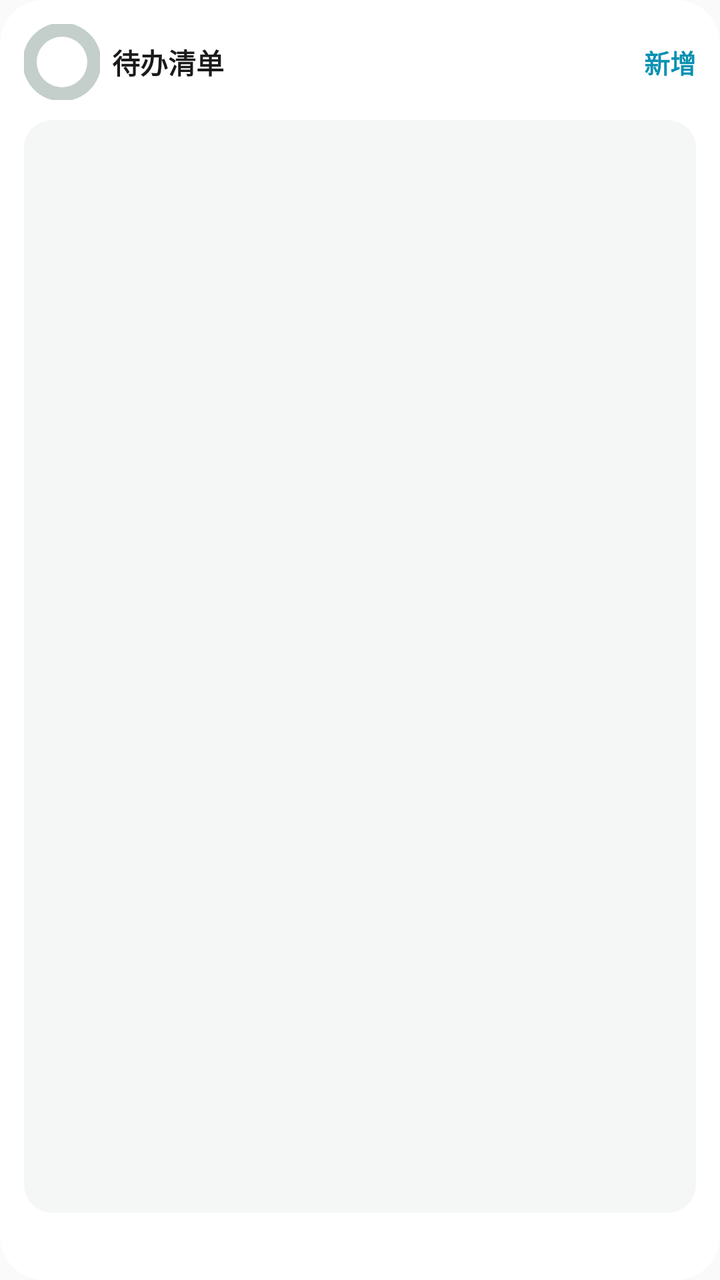
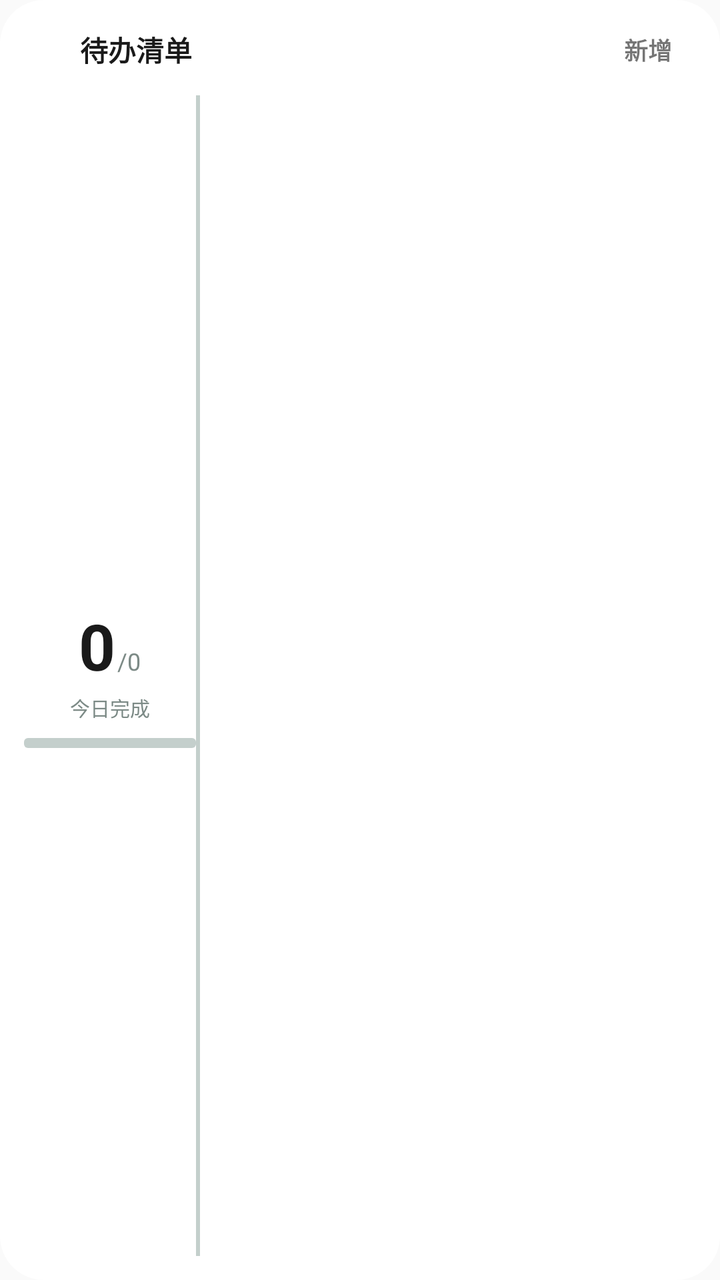

Compare the two renders of this Android layout. The source of the first and the diff that turns it into the second are given below.
<!-- AndroidManifest.xml: application theme Theme.PalmNote -->
<!-- res/layout/widget_todo_unified.xml -->
<?xml version="1.0" encoding="utf-8"?>
<LinearLayout xmlns:android="http://schemas.android.com/apk/res/android"
    android:id="@+id/widget_layout"
    android:layout_width="match_parent"
    android:layout_height="match_parent"
    android:orientation="vertical"
    android:padding="12dp"
    android:background="@drawable/widget_card_round">

    
    <LinearLayout
        android:layout_width="match_parent"
        android:layout_height="wrap_content"
        android:orientation="horizontal"
        android:gravity="center_vertical">

        
        <FrameLayout
            android:layout_width="38dp"
            android:layout_height="38dp">

            <ImageView
                android:layout_width="match_parent"
                android:layout_height="match_parent"
                android:src="@drawable/widget_ring_track_thick"
                android:contentDescription="@null" />

            <ImageView
                android:id="@+id/widget_todo_ring"
                android:layout_width="match_parent"
                android:layout_height="match_parent"
                android:src="@drawable/widget_ring_arc_thick"
                android:contentDescription="@null" />

            <TextView
                android:id="@+id/widget_todo_ring_text"
                android:layout_width="match_parent"
                android:layout_height="match_parent"
                android:gravity="center"
                android:textSize="11sp"
                android:textStyle="bold"
                android:textColor="@color/widget_v2_text_primary" />
        </FrameLayout>

        <TextView
            android:layout_width="0dp"
            android:layout_height="wrap_content"
            android:layout_weight="1"
            android:text="@string/widget_todo_title"
            android:textSize="@dimen/widget_text_title"
            android:textColor="@color/widget_v2_text_primary"
            android:textStyle="bold"
            android:layout_marginStart="6dp" />

        <TextView
            android:id="@+id/widget_todo_add"
            android:layout_width="wrap_content"
            android:layout_height="wrap_content"
            android:text="@string/widget_add"
            android:textSize="13sp"
            android:textStyle="bold"
            android:textColor="@color/widget_v2_accent"
            android:layout_marginStart="8dp" />
    </LinearLayout>

    
    <LinearLayout
        android:layout_width="match_parent"
        android:layout_height="0dp"
        android:layout_weight="1"
        android:orientation="vertical"
        android:background="@drawable/widget_soft_card_gray"
        android:layout_marginTop="10dp"
        android:paddingHorizontal="12dp"
        android:paddingVertical="4dp"
        android:gravity="center_vertical">

        <ListView
            android:id="@+id/widget_todo_list"
            android:layout_width="match_parent"
            android:layout_height="match_parent"
            android:divider="@null"
            android:dividerHeight="0dp"
            android:scrollbars="none" />

        <TextView
            android:id="@+id/widget_todo_empty"
            android:layout_width="match_parent"
            android:layout_height="wrap_content"
            android:text="@string/widget_todo_empty"
            android:textSize="12sp"
            android:textColor="@color/widget_v2_text_tertiary"
            android:gravity="center"
            android:paddingVertical="12dp"
            android:visibility="gone" />
    </LinearLayout>

    
    <TextView
        android:id="@+id/widget_todo_footer"
        android:layout_width="match_parent"
        android:layout_height="wrap_content"
        android:textSize="10sp"
        android:textColor="@color/widget_v2_text_footer"
        android:gravity="center"
        android:layout_marginTop="8dp" />

</LinearLayout>
<!-- resources referenced by this layout -->
<resources>
  <color name="widget_v2_accent">#FF0891B2</color>
  <color name="widget_v2_text_footer">#FF8A9693</color>
  <color name="widget_v2_text_primary">#FF1A1A1A</color>
  <color name="widget_v2_text_tertiary">#FF9AABA6</color>
  <dimen name="widget_text_title">14sp</dimen>
  <!-- drawable widget_card_round (drawable) -->
  <?xml version="1.0" encoding="utf-8"?>
  <shape xmlns:android="http://schemas.android.com/apk/res/android" android:shape="rectangle">
      <solid android:color="@color/widget_v2_card_bg" />
      <corners android:radius="22dp" />
  </shape>
  <!-- drawable widget_ring_arc_thick (drawable) -->
  <?xml version="1.0" encoding="utf-8"?>
  <layer-list xmlns:android="http://schemas.android.com/apk/res/android">
      <item>
          <rotate
              android:fromDegrees="270"
              android:toDegrees="270"
              android:pivotX="50%"
              android:pivotY="50%">
              <shape
                  android:shape="ring"
                  android:thickness="7dp"
                  android:useLevel="true">
                  <solid android:color="#FFFFFFFF" />
              </shape>
          </rotate>
      </item>
  </layer-list>
  <!-- drawable widget_ring_track_thick (drawable) -->
  <?xml version="1.0" encoding="utf-8"?>
  <shape xmlns:android="http://schemas.android.com/apk/res/android"
      android:shape="ring"
      android:thickness="7dp"
      android:useLevel="false">
      <solid android:color="@color/widget_v2_ring" />
  </shape>
  <!-- drawable widget_soft_card_gray (drawable) -->
  <?xml version="1.0" encoding="utf-8"?>
  <shape xmlns:android="http://schemas.android.com/apk/res/android" android:shape="rectangle">
      <solid android:color="@color/widget_v2_soft_gray" />
      <corners android:radius="14dp" />
  </shape>
  <string name="widget_add">新增</string>
  <string name="widget_todo_empty">暂无待办事项</string>
  <string name="widget_todo_title">待办清单</string>
  <style name="Theme.PalmNote" parent="Theme.AppCompat.DayNight.NoActionBar">
          <item name="android:statusBarColor">@android:color/transparent</item>
          <item name="android:navigationBarColor">@android:color/transparent</item>
          <item name="android:windowLightStatusBar">true</item>
      </style>
  <color name="widget_v2_card_bg">#FFFFFFFF</color>
  <color name="widget_v2_ring">#FFC4CFCC</color>
  <color name="widget_v2_soft_gray">#FFF5F7F7</color>
</resources>

<!-- the commit's change to res/layout/widget_todo_unified.xml (unified diff, before → after) -->
@@ -14,32 +14,25 @@
         android:orientation="horizontal"
         android:gravity="center_vertical">
 
-        
         <FrameLayout
-            android:layout_width="38dp"
-            android:layout_height="38dp">
+            android:layout_width="@dimen/widget_icon_badge"
+            android:layout_height="@dimen/widget_icon_badge">
 
             <ImageView
+                android:id="@+id/widget_todo_badge"
                 android:layout_width="match_parent"
                 android:layout_height="match_parent"
-                android:src="@drawable/widget_ring_track_thick"
-                android:contentDescription="@null" />
-
-            <ImageView
-                android:id="@+id/widget_todo_ring"
-                android:layout_width="match_parent"
-                android:layout_height="match_parent"
-                android:src="@drawable/widget_ring_arc_thick"
+                android:src="@drawable/widget_shape_circle"
                 android:contentDescription="@null" />
 
             <TextView
-                android:id="@+id/widget_todo_ring_text"
                 android:layout_width="match_parent"
                 android:layout_height="match_parent"
-                android:gravity="center"
+                android:text="✓"
                 android:textSize="11sp"
                 android:textStyle="bold"
-                android:textColor="@color/widget_v2_text_primary" />
+                android:textColor="#FFFFFFFF"
+                android:gravity="center" />
         </FrameLayout>
 
         <TextView
@@ -50,59 +43,134 @@
             android:textSize="@dimen/widget_text_title"
             android:textColor="@color/widget_v2_text_primary"
             android:textStyle="bold"
-            android:layout_marginStart="6dp" />
+            android:layout_marginStart="8dp" />
 
-        <TextView
-            android:id="@+id/widget_todo_add"
+        <FrameLayout
             android:layout_width="wrap_content"
-            android:layout_height="wrap_content"
-            android:text="@string/widget_add"
-            android:textSize="13sp"
-            android:textStyle="bold"
-            android:textColor="@color/widget_v2_accent"
-            android:layout_marginStart="8dp" />
+            android:layout_height="wrap_content">
+
+            <ImageView
+                android:id="@+id/widget_todo_add_bg"
+                android:layout_width="match_parent"
+                android:layout_height="match_parent"
+                android:src="@drawable/widget_chip_round"
+                android:contentDescription="@null" />
+
+            <TextView
+                android:id="@+id/widget_todo_add"
+                android:layout_width="wrap_content"
+                android:layout_height="wrap_content"
+                android:text="@string/widget_add"
+                android:textSize="12sp"
+                android:textStyle="bold"
+                android:paddingHorizontal="12dp"
+                android:paddingVertical="4dp" />
+        </FrameLayout>
     </LinearLayout>
 
-    
     <LinearLayout
         android:layout_width="match_parent"
         android:layout_height="0dp"
         android:layout_weight="1"
-        android:orientation="vertical"
-        android:background="@drawable/widget_soft_card_gray"
-        android:layout_marginTop="10dp"
-        android:paddingHorizontal="12dp"
-        android:paddingVertical="4dp"
-        android:gravity="center_vertical">
+        android:orientation="horizontal"
+        android:layout_marginTop="10dp">
 
-        <ListView
-            android:id="@+id/widget_todo_list"
-            android:layout_width="match_parent"
+        
+        <LinearLayout
+            android:id="@+id/widget_todo_progress_col"
+            android:layout_width="86dp"
             android:layout_height="match_parent"
-            android:divider="@null"
-            android:dividerHeight="0dp"
-            android:scrollbars="none" />
+            android:orientation="vertical"
+            android:gravity="center_horizontal|center_vertical">
 
-        <TextView
-            android:id="@+id/widget_todo_empty"
-            android:layout_width="match_parent"
-            android:layout_height="wrap_content"
-            android:text="@string/widget_todo_empty"
-            android:textSize="12sp"
-            android:textColor="@color/widget_v2_text_tertiary"
-            android:gravity="center"
-            android:paddingVertical="12dp"
-            android:visibility="gone" />
+            <LinearLayout
+                android:layout_width="wrap_content"
+                android:layout_height="wrap_content"
+                android:orientation="horizontal"
+                android:gravity="bottom">
+
+                <TextView
+                    android:id="@+id/widget_todo_done"
+                    android:layout_width="wrap_content"
+                    android:layout_height="wrap_content"
+                    android:text="0"
+                    android:textSize="32sp"
+                    android:textColor="@color/widget_v2_text_primary"
+                    android:textStyle="bold"
+                    android:maxLines="1" />
+
+                <TextView
+                    android:id="@+id/widget_todo_total"
+                    android:layout_width="wrap_content"
+                    android:layout_height="wrap_content"
+                    android:text="/0"
+                    android:textSize="12sp"
+                    android:textColor="@color/widget_v2_text_secondary"
+                    android:layout_marginStart="1dp"
+                    android:maxLines="1" />
+            </LinearLayout>
+
+            <TextView
+                android:layout_width="wrap_content"
+                android:layout_height="wrap_content"
+                android:text="@string/widget_todo_done_label"
+                android:textSize="@dimen/widget_text_micro"
+                android:textColor="@color/widget_v2_text_secondary"
+                android:layout_marginTop="2dp" />
+
+            <FrameLayout
+                android:layout_width="match_parent"
+                android:layout_height="5dp"
+                android:layout_marginTop="8dp">
+
+                <ImageView
+                    android:layout_width="match_parent"
+                    android:layout_height="match_parent"
+                    android:src="@drawable/widget_bar_track"
+                    android:contentDescription="@null" />
+
+                <ImageView
+                    android:id="@+id/widget_todo_progress_fill"
+                    android:layout_width="match_parent"
+                    android:layout_height="match_parent"
+                    android:src="@drawable/widget_bar_fill"
+                    android:contentDescription="@null" />
+            </FrameLayout>
+        </LinearLayout>
+
+        <ImageView
+            android:id="@+id/widget_todo_divider"
+            android:layout_width="2dp"
+            android:layout_height="match_parent"
+            android:background="@color/widget_v2_ring"
+            android:contentDescription="@null" />
+
+        <LinearLayout
+            android:layout_width="0dp"
+            android:layout_height="match_parent"
+            android:layout_weight="1"
+            android:orientation="vertical"
+            android:layout_marginStart="10dp">
+
+            <ListView
+                android:id="@+id/widget_todo_list"
+                android:layout_width="match_parent"
+                android:layout_height="match_parent"
+                android:divider="@android:color/transparent"
+                android:dividerHeight="4dp"
+                android:scrollbars="none" />
+
+            <TextView
+                android:id="@+id/widget_todo_empty"
+                android:layout_width="match_parent"
+                android:layout_height="wrap_content"
+                android:text="@string/widget_todo_empty"
+                android:textSize="12sp"
+                android:textColor="@color/widget_v2_text_tertiary"
+                android:gravity="center"
+                android:paddingVertical="12dp"
+                android:visibility="gone" />
+        </LinearLayout>
     </LinearLayout>
 
-    
-    <TextView
-        android:id="@+id/widget_todo_footer"
-        android:layout_width="match_parent"
-        android:layout_height="wrap_content"
-        android:textSize="10sp"
-        android:textColor="@color/widget_v2_text_footer"
-        android:gravity="center"
-        android:layout_marginTop="8dp" />
-
 </LinearLayout>
<!-- resource entries referenced after the edit -->
@@ -1,49 +1,47 @@
 <!-- resources referenced by this layout -->
 <resources>
-  <color name="widget_v2_accent">#FF0891B2</color>
-  <color name="widget_v2_text_footer">#FF8A9693</color>
   <color name="widget_v2_text_primary">#FF1A1A1A</color>
+  <color name="widget_v2_text_secondary">#FF7C8A86</color>
   <color name="widget_v2_text_tertiary">#FF9AABA6</color>
+  <dimen name="widget_icon_badge">20dp</dimen>
+  <dimen name="widget_text_micro">10sp</dimen>
   <dimen name="widget_text_title">14sp</dimen>
+  <!-- drawable widget_bar_fill (drawable) -->
+  <?xml version="1.0" encoding="utf-8"?>
+  <clip xmlns:android="http://schemas.android.com/apk/res/android"
+      android:clipOrientation="horizontal"
+      android:gravity="left">
+      <shape android:shape="rectangle">
+          <solid android:color="#FFFFFF" />
+          <corners android:radius="2dp" />
+      </shape>
+  </clip>
+  <!-- drawable widget_bar_track (drawable) -->
+  <?xml version="1.0" encoding="utf-8"?>
+  <shape xmlns:android="http://schemas.android.com/apk/res/android" android:shape="rectangle">
+      <solid android:color="@color/widget_v2_ring" />
+      <corners android:radius="2dp" />
+  </shape>
   <!-- drawable widget_card_round (drawable) -->
   <?xml version="1.0" encoding="utf-8"?>
   <shape xmlns:android="http://schemas.android.com/apk/res/android" android:shape="rectangle">
       <solid android:color="@color/widget_v2_card_bg" />
       <corners android:radius="22dp" />
   </shape>
-  <!-- drawable widget_ring_arc_thick (drawable) -->
+  <!-- drawable widget_chip_round (drawable) -->
   <?xml version="1.0" encoding="utf-8"?>
-  <layer-list xmlns:android="http://schemas.android.com/apk/res/android">
-      <item>
-          <rotate
-              android:fromDegrees="270"
-              android:toDegrees="270"
-              android:pivotX="50%"
-              android:pivotY="50%">
-              <shape
-                  android:shape="ring"
-                  android:thickness="7dp"
-                  android:useLevel="true">
-                  <solid android:color="#FFFFFFFF" />
-              </shape>
-          </rotate>
-      </item>
-  </layer-list>
-  <!-- drawable widget_ring_track_thick (drawable) -->
+  <shape xmlns:android="http://schemas.android.com/apk/res/android" android:shape="rectangle">
+      <solid android:color="#FFFFFFFF" />
+      <corners android:radius="10dp" />
+  </shape>
+  <!-- drawable widget_shape_circle (drawable) -->
   <?xml version="1.0" encoding="utf-8"?>
   <shape xmlns:android="http://schemas.android.com/apk/res/android"
-      android:shape="ring"
-      android:thickness="7dp"
-      android:useLevel="false">
-      <solid android:color="@color/widget_v2_ring" />
-  </shape>
-  <!-- drawable widget_soft_card_gray (drawable) -->
-  <?xml version="1.0" encoding="utf-8"?>
-  <shape xmlns:android="http://schemas.android.com/apk/res/android" android:shape="rectangle">
-      <solid android:color="@color/widget_v2_soft_gray" />
-      <corners android:radius="14dp" />
+      android:shape="oval">
+      <solid android:color="#FFFFFF" />
   </shape>
   <string name="widget_add">新增</string>
+  <string name="widget_todo_done_label">今日完成</string>
   <string name="widget_todo_empty">暂无待办事项</string>
   <string name="widget_todo_title">待办清单</string>
   <style name="Theme.PalmNote" parent="Theme.AppCompat.DayNight.NoActionBar">
@@ -53,6 +51,5 @@
       </style>
   <color name="widget_v2_card_bg">#FFFFFFFF</color>
   <color name="widget_v2_ring">#FFC4CFCC</color>
-  <color name="widget_v2_soft_gray">#FFF5F7F7</color>
 </resources>
 
